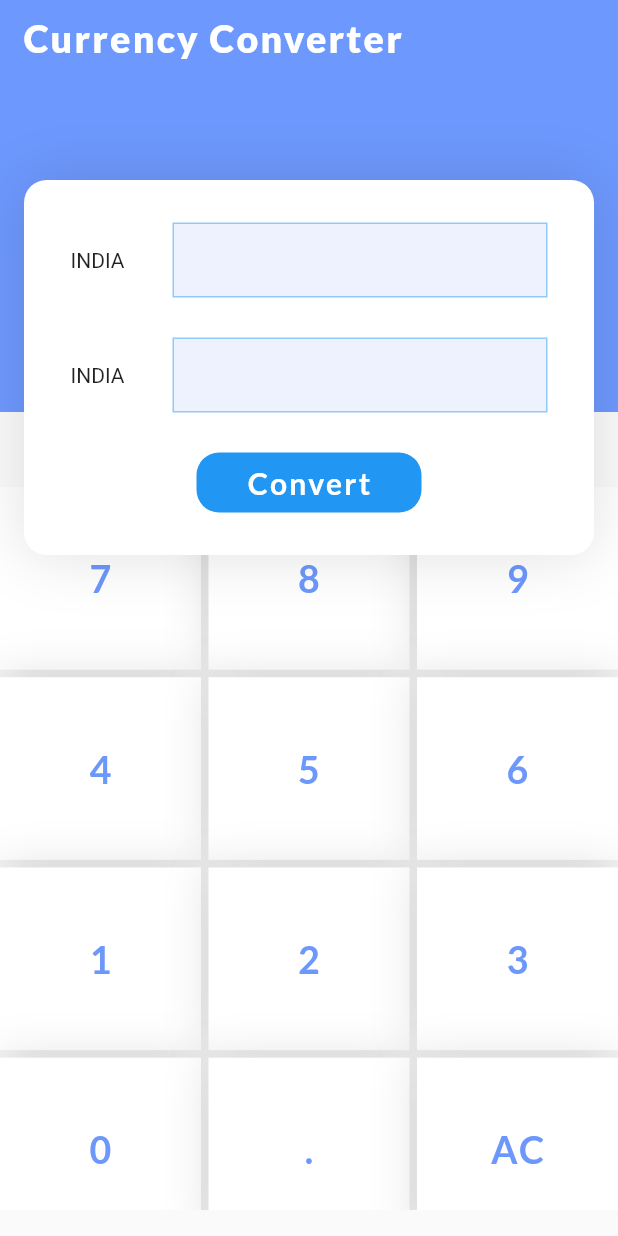
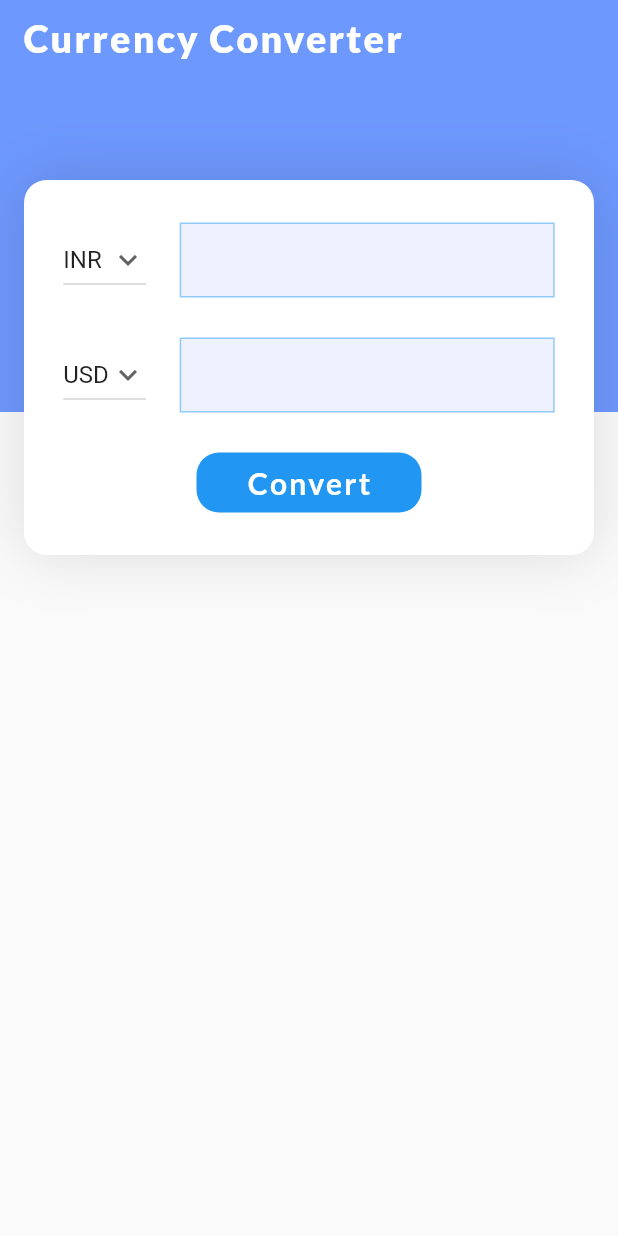
Before and after one commit to dhruvin2004/CurrancyConvert, a Flutter app: the screen it shows after launch, on a phone screen of 412 x 824 dp. Run offline on Flutter 3.47's test engine with Material 2 defaults, Android fonts, the light colour scheme and no system bars; our stand-ins replace auto_size_text, google_fonts, modal_bottom_sheet; missing offline and left inert: flag.

Commit message:
DP | 30/1/23 6:00 PM

```diff
--- a/lib/currancypage.dart
+++ b/lib/currancypage.dart
@@ -1,8 +1,12 @@
-import 'dart:ui';
+import 'dart:convert';
 
+import 'package:auto_size_text/auto_size_text.dart';
+import 'package:flag/flag_enum.dart';
+import 'package:flag/flag_widget.dart';
 import 'package:flutter/material.dart';
 import 'package:google_fonts/google_fonts.dart';
 import 'package:modal_bottom_sheet/modal_bottom_sheet.dart';
+import 'package:http/http.dart' as http;
 
 import 'global.dart';
 
@@ -14,12 +18,10 @@ class CurrencyPage extends StatefulWidget {
 }
 
 class _CurrencyPageState extends State<CurrencyPage> {
+  String result = "";
+
   @override
-  void initState() {
-    // TODO: implement initState
 
-    super.initState();
-  }
 
   @override
   Widget build(BuildContext context) {
@@ -33,7 +35,7 @@ class _CurrencyPageState extends State<CurrencyPage> {
             Container(
               height: h / 3,
               width: w,
-              decoration: BoxDecoration(
+              decoration: const BoxDecoration(
                 color: Color(0xff6D98FD),
               ),
               child: SafeArea(
@@ -50,89 +52,6 @@ class _CurrencyPageState extends State<CurrencyPage> {
                         letterSpacing: 1.5),
                   ),
                 ),
-              ),
-            ),
-            Container(
-              height: h - 292,
-              width: w,
-              padding: EdgeInsets.only(top: 50),
-              child: GridView.count(
-                crossAxisSpacing: 5,
-                mainAxisSpacing: 5,
-                childAspectRatio: 1.1,
-                crossAxisCount: 3,
-                children: [
-                  ...Global.Keybord.map(
-                    (e) => GestureDetector(
-                      onTap: () {
-                        setState(() {
-                          Global.Currancy += e.toString();
-                        });
-                      },
-                      child: Container(
-                        decoration: const BoxDecoration(
-                            color: Colors.white,
-                            boxShadow: [
-                              BoxShadow(color: Colors.black12, blurRadius: 25)
-                            ]),
-                        alignment: Alignment.center,
-                        child: Text('$e',
-                            style: GoogleFonts.lato(
-                                fontSize: 25,
-                                fontWeight: FontWeight.bold,
-                                color: Color(0xff6C97FB),
-                                letterSpacing: 1.5)),
-                      ),
-                    ),
-                  ).toList(),
-                  GestureDetector(
-                    onTap: () {
-                      setState(() {
-                        Global.Currancy += ".";
-                      });
-                    },
-                    child: Container(
-                      decoration: const BoxDecoration(
-                        color: Colors.white,
-                        boxShadow: [
-                          BoxShadow(color: Colors.black12, blurRadius: 25),
-                        ],
-                      ),
-                      alignment: Alignment.center,
-                      child: Text('.',
-                          style: GoogleFonts.lato(
-                              fontSize: 25,
-                              fontWeight: FontWeight.bold,
-                              color: Color(0xff6C97FB),
-                              letterSpacing: 1.5)),
-                    ),
-                  ),
-                  GestureDetector(
-                    onTap: () {
-                      setState(() {
-                        Global.Currancy = "";
-                      });
-                    },
-                    child: Container(
-                      decoration: const BoxDecoration(
-                        color: Colors.white,
-                        boxShadow: [
-                          BoxShadow(
-                            color: Colors.black12,
-                            blurRadius: 25,
-                          ),
-                        ],
-                      ),
-                      alignment: Alignment.center,
-                      child: Text("AC",
-                          style: GoogleFonts.lato(
-                              fontSize: 25,
-                              fontWeight: FontWeight.bold,
-                              color: const Color(0xff6C97FB),
-                              letterSpacing: 1.5)),
-                    ),
-                  ),
-                ],
               ),
             ),
           ],
@@ -161,21 +80,69 @@ class _CurrencyPageState extends State<CurrencyPage> {
                   Row(
                     mainAxisAlignment: MainAxisAlignment.spaceAround,
                     children: [
-                      GestureDetector(
-                        onTap: () {
+
+                      DropdownButton(
+                        value: Global.toName,
+                        icon: const Icon(Icons.keyboard_arrow_down),
+                        items: Global.Countrys.map(( items) {
+                          return DropdownMenuItem(
+                            value: items,
+                            child: Text("${items.toString()}"),
+                          );
+                        }).toList(),
+                        onChanged: (val) {
                           setState(() {
-                            showMaterialModalBottomSheet(
-                              context: context,
-                              backgroundColor: Colors.transparent,
-                              builder: (context) => BottomSheet(Country: Global.FirstCountry),
-                            );
+                            Global.toName = val!;
                           });
                         },
-                        child: Row(
-                          children: [
-                            Text("INDIA"),
+                      ),
+                      Container(
+                        height: 50,
+                        width: 250,
+                        padding: EdgeInsets.symmetric(horizontal: 10),
+                        alignment: Alignment.centerRight,
+                        decoration: BoxDecoration(
+                          border: Border.all(color: Colors.blue.shade200),
+                          color: Color(0xffEEF2FF),
+                        ),
+                        child: TextFormField(
+                          controller: Global.Amount,
+                          onChanged: (val) {
+                            setState(() {
+                              val = Global.Amount.text;
+                            });
+                          },
+                          textAlign: TextAlign.right,
+                          style: GoogleFonts.lato(
+                              fontSize: 20,
+                              fontWeight: FontWeight.bold,
+                              color: Color(0xff6C97FB),
+                              letterSpacing: 1.5),
+                          keyboardType: TextInputType.number,
+                          decoration: InputDecoration(
+                            border: InputBorder.none,
+                          ),
+                        ),
+                      ),
                     ],
                   ),
+                  Row(
+                    mainAxisAlignment: MainAxisAlignment.spaceAround,
+                    children: [
+                      DropdownButton(
+                        value: Global.fromName,
+                        icon: const Icon(Icons.keyboard_arrow_down),
+                        items: Global.Countrys.map(( items) {
+                          return DropdownMenuItem(
+                            value: items,
+                            child: Text("${items.toString()}"),
+                          );
+                        }).toList(),
+                        onChanged: (val) {
+                          setState(() {
+                            Global.fromName = val!;
+                          });
+                        },
                       ),
                       Container(
                         height: 50,
@@ -187,7 +154,7 @@ class _CurrencyPageState extends State<CurrencyPage> {
                           color: Color(0xffEEF2FF),
                         ),
                         child: Text(
-                          "${Global.Currancy}",
+                          result,
                           style: GoogleFonts.lato(
                               fontSize: 20,
                               fontWeight: FontWeight.bold,
@@ -197,36 +164,12 @@ class _CurrencyPageState extends State<CurrencyPage> {
                       ),
                     ],
                   ),
-                  Row(
-                    mainAxisAlignment: MainAxisAlignment.spaceAround,
-                    children: [
                   GestureDetector(
                     onTap: () {
                       setState(() {
-                            showMaterialModalBottomSheet(
-                              context: context,
-                              backgroundColor: Colors.transparent,
-                              builder: (context) => BottomSheet(Country: Global.SecondCountry),
-                            );
+                        getCityCurrency();
                       });
                     },
-                        child: Row(
-                          children: [
-                            Text("INDIA"),
-                          ],
-                        ),
-                      ),
-                      Container(
-                        height: 50,
-                        width: 250,
-                        decoration: BoxDecoration(
-                          border: Border.all(color: Colors.blue.shade200),
-                          color: Color(0xffEEF2FF),
-                        ),
-                      ),
-                    ],
-                  ),
-                  GestureDetector(
                     child: Container(
                       height: 40,
                       width: 150,
@@ -253,69 +196,20 @@ class _CurrencyPageState extends State<CurrencyPage> {
       ]),
     );
   }
-}
 
-class BottomSheet extends StatelessWidget {
-  String Country = "";
-
-   BottomSheet({
-    super.key,
-    required this.Country,
-
+  getCityCurrency() async {
+    var uri =
+        'https://api.apilayer.com/exchangerates_data/convert?to=${Global.toName}&from=${Global.fromName}&amount=${Global.Amount.text}&apikey=oG8nENxdrhft11OAMy5xkQbtkY8c4w9I';
+    var url = Uri.parse(uri);
+    var response = await http.get(url, headers: {"Accept": "application/json"});
+    if (response.statusCode == 200) {
+      var decodeData = json.decode(response.body);
+      setState(() {
+        result = decodeData['result'].toString();
       });
-
-
-
-  @override
-  Widget build(BuildContext context) {
-    // Scaffold is a layout for
-    // the major Material Components.
-    double h = MediaQuery.of(context).size.height;
-    double w = MediaQuery.of(context).size.width;
-    return SingleChildScrollView(
-      controller: ModalScrollController.of(context),
-      child: Container(
-        height: h - 200,
-        width: w,
-        padding: EdgeInsets.symmetric(horizontal: 15),
-        decoration: BoxDecoration(
-          borderRadius: BorderRadius.vertical(
-            top: Radius.circular(30),
-          ),
-          color: Colors.white,
-        ),
-        child: Column(
-          crossAxisAlignment: CrossAxisAlignment.start,
-          children: [
-            Align(
-              alignment: Alignment.topCenter,
-              child: Container(
-                margin: EdgeInsets.only(top: 10,bottom: 10),
-                height: 8,
-                width: 100,
-                decoration: BoxDecoration(
-                    color: Colors.grey, borderRadius: BorderRadius.circular(10)),
-              ),
-            ),
-
-            Text("Select Country",style: GoogleFonts.lato(
-                fontSize: 25,
-                fontWeight: FontWeight.bold,
-                color: Color(0xff6C97FB),
-                letterSpacing: 1.5)),
-            Text(Country,style: GoogleFonts.lato(
-                fontSize: 25,
-                fontWeight: FontWeight.bold,
-                color: Color(0xff6C97FB),
-                letterSpacing: 1.5)),Text(Country,style: GoogleFonts.lato(
-                fontSize: 25,
-                fontWeight: FontWeight.bold,
-                color: Color(0xff6C97FB),
-                letterSpacing: 1.5)),
-
-          ],
-        ),
-      ),
-    );
+      print(decodeData);
+    } else {
+      print(response.statusCode);
     }
   }
+}
--- a/lib/global.dart
+++ b/lib/global.dart
@@ -1,13 +1,19 @@
 import 'package:flutter/cupertino.dart';
 import 'package:flutter/material.dart';
-class Global
-{
-  static List Keybord= [
-    7,8,9,4,5,6,1,2,3,0
+
+class Global {
+  static String to = "IN";
+  static String from = "US";
+  static String toName = "INR";
+  static String fromName = "USD";
+
+  static TextEditingController Amount = TextEditingController();
+
+  static var Countrys = [
+    "INR",
+    "USD",
+    "EUR",
+    "AUD",
+    "PKR",
   ];
-
-  static String Currancy = "";
-
-  static String FirstCountry = "First Coutry";
-  static String SecondCountry = "Secound Coutry";
 }
--- a/pubspec.yaml
+++ b/pubspec.yaml
@@ -38,6 +38,9 @@ dependencies:
   cupertino_icons: ^1.0.2
   google_fonts: ^4.0.1
   modal_bottom_sheet: ^2.1.2
+  flag: ^6.0.0
+  auto_size_text: ^3.0.0
+  http: ^0.13.5
 
 dev_dependencies:
   flutter_test:
```
Also changed, not shown: pubspec.lock. Lines whose indentation alone changed are shown as unchanged.
